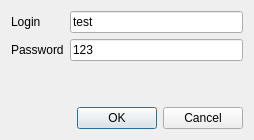
Qt form src/presentation/auth/logindialog.ui (N0vemberRain/wch-desktop) before a commit.
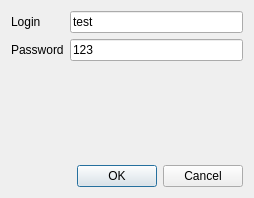
The same form after that commit.

```diff
--- a/src/presentation/auth/logindialog.ui
+++ b/src/presentation/auth/logindialog.ui
@@ -7,13 +7,16 @@
     <x>0</x>
     <y>0</y>
     <width>254</width>
-    <height>140</height>
+    <height>198</height>
    </rect>
   </property>
   <property name="windowTitle">
    <string>Dialog</string>
   </property>
   <layout class="QVBoxLayout" name="verticalLayout">
+   <property name="sizeConstraint">
+    <enum>QLayout::SizeConstraint::SetDefaultConstraint</enum>
+   </property>
    <item>
     <layout class="QFormLayout" name="formLayout">
      <item row="0" column="1">
@@ -53,6 +56,50 @@
      </property>
     </widget>
    </item>
+   <item>
+    <spacer name="verticalSpacer">
+     <property name="orientation">
+      <enum>Qt::Orientation::Vertical</enum>
+     </property>
+     <property name="sizeHint" stdset="0">
+      <size>
+       <width>20</width>
+       <height>40</height>
+      </size>
+     </property>
+    </spacer>
+   </item>
+   <item>
+    <widget class="QLabel" name="spinLoadLable">
+     <property name="sizePolicy">
+      <sizepolicy hsizetype="Preferred" vsizetype="Fixed">
+       <horstretch>0</horstretch>
+       <verstretch>0</verstretch>
+      </sizepolicy>
+     </property>
+     <property name="minimumSize">
+      <size>
+       <width>60</width>
+       <height>60</height>
+      </size>
+     </property>
+     <property name="maximumSize">
+      <size>
+       <width>60</width>
+       <height>60</height>
+      </size>
+     </property>
+     <property name="toolTipDuration">
+      <number>0</number>
+     </property>
+     <property name="text">
+      <string/>
+     </property>
+     <property name="alignment">
+      <set>Qt::AlignmentFlag::AlignCenter</set>
+     </property>
+    </widget>
+   </item>
    <item>
     <widget class="QDialogButtonBox" name="buttonBox">
      <property name="orientation">
```
Left out of the diff: 4 changed lines with no effect on the pictures.
